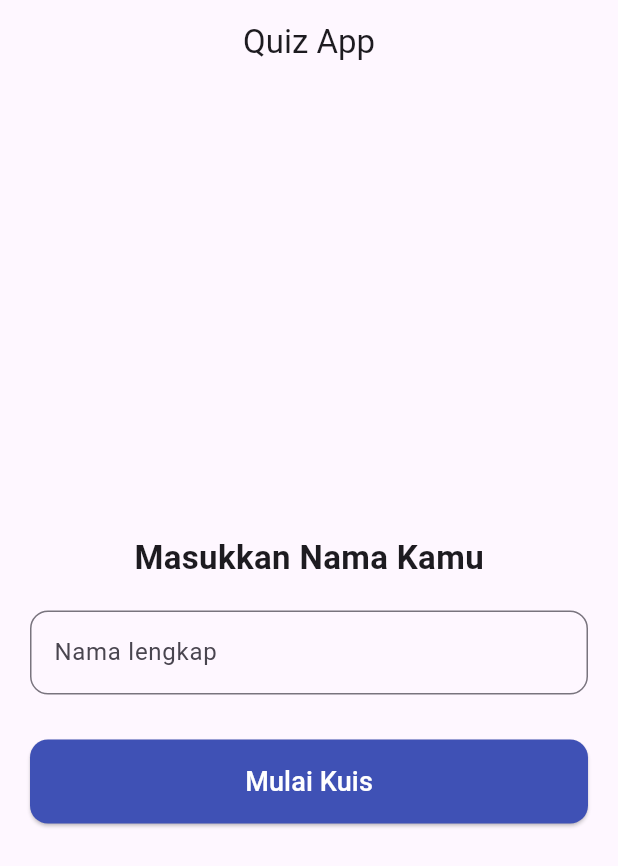
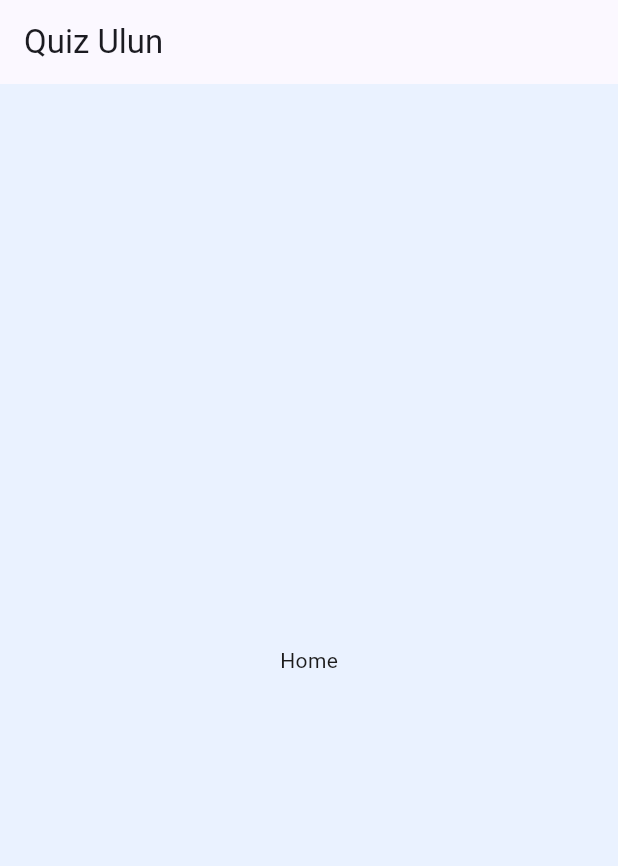
Before and after one commit to Azlinsyah-231401013/Quiz_App_Flutter, a Flutter app: the screen it shows after launch, on a phone screen of 412 x 824 dp. Shown: the top 866 px of the screen. Run offline on Flutter 3.47's test engine with Material 3 defaults, Android fonts, the phone set to English and light mode, and no system bars; Roboto replaces fonts that are missing (Poppins).

Commit message:
feat: add light/dark themes and empty HomePage

```diff
--- a/lib/main.dart
+++ b/lib/main.dart
@@ -14,8 +14,18 @@ class QuizApp extends StatelessWidget {
       debugShowCheckedModeBanner: false,
       title: 'Quiz App',
       theme: ThemeData(
-        primarySwatch: Colors.blue,
-        fontFamily: 'Poppins', // gunakan font custom
+        scaffoldBackgroundColor: const Color(0xFFEAF2FF), // biru lembut
+        primaryColor: const Color(0xFF3B5BDB),
+        textTheme: const TextTheme(
+          bodyMedium: TextStyle(color: Color(0xFF1C1C1C)),
+        ),
+        fontFamily: 'Poppins',
+        colorScheme: ColorScheme.fromSeed(
+          seedColor: const Color(0xFF3B5BDB),
+          primary: const Color(0xFF3B5BDB),
+          secondary: const Color(0xFF4F4F4F),
+          brightness: Brightness.light,
+        ),
       ),
       home: const HomePage(),
     );
--- a/lib/pages/home_page.dart
+++ b/lib/pages/home_page.dart
@@ -1,70 +1,17 @@
 import 'package:flutter/material.dart';
-import '../widgets/custom_button.dart';
-import 'quiz_page.dart';
 
 class HomePage extends StatefulWidget {
   const HomePage({super.key});
-
   @override
   State<HomePage> createState() => _HomePageState();
 }
 
 class _HomePageState extends State<HomePage> {
-  final TextEditingController _nameController = TextEditingController();
-
   @override
   Widget build(BuildContext context) {
     return Scaffold(
-      appBar: AppBar(
-        title: const Text("Quiz App"),
-        centerTitle: true,
-      ),
-      body: Padding(
-        padding: const EdgeInsets.all(20),
-        child: Column(
-          mainAxisAlignment: MainAxisAlignment.center,
-          children: [
-            const SizedBox(height: 25),
-            const Text(
-              "Masukkan Nama Kamu",
-              style: TextStyle(
-                fontSize: 22,
-                fontWeight: FontWeight.bold,
-              ),
-            ),
-            const SizedBox(height: 20),
-            TextField(
-              controller: _nameController,
-              decoration: InputDecoration(
-                hintText: "Nama lengkap",
-                border: OutlineInputBorder(
-                  borderRadius: BorderRadius.circular(12),
-                ),
-              ),
-            ),
-            const SizedBox(height: 30),
-            CustomButton(
-              text: "Mulai Kuis",
-              onPressed: () {
-                if (_nameController.text.isNotEmpty) {
-                  Navigator.push(
-                    context,
-                    MaterialPageRoute(
-                      builder: (context) =>
-                          QuizPage(username: _nameController.text),
-                    ),
-                  );
-                } else {
-                  ScaffoldMessenger.of(context).showSnackBar(
-                    const SnackBar(content: Text("Nama belum diisi!")),
-                  );
-                }
-              },
-              color: Colors.indigo,
-            ),
-          ],
-        ),
-      ),
+      appBar: AppBar(title: const Text("Quiz Ulun")),
+      body: const Center(child: Text("Home")),
     );
   }
 }
--- a/lib/widgets/custom_button.dart
+++ b/lib/widgets/custom_button.dart
@@ -18,16 +18,21 @@ class CustomButton extends StatelessWidget {
       width: double.infinity,
       child: ElevatedButton(
         style: ElevatedButton.styleFrom(
-          backgroundColor: color ?? Colors.blue,
+          backgroundColor: color ?? const Color(0xFF3B5BDB), // biru tua elegan
           padding: const EdgeInsets.symmetric(vertical: 15),
           shape: RoundedRectangleBorder(
             borderRadius: BorderRadius.circular(12),
           ),
+          elevation: 4,
         ),
         onPressed: onPressed,
         child: Text(
           text,
-          style: const TextStyle(fontSize: 18, color: Colors.white),
+          style: const TextStyle(
+            fontSize: 18,
+            color: Colors.white,
+            fontWeight: FontWeight.w600,
+          ),
         ),
       ),
     );
```
Also changed, not shown: lib/data/questions.dart (added, +39 -0 lines), lib/pages/quiz_page.dart (+39 -21 lines), lib/pages/result_page.dart (added, +55 -0 lines).
